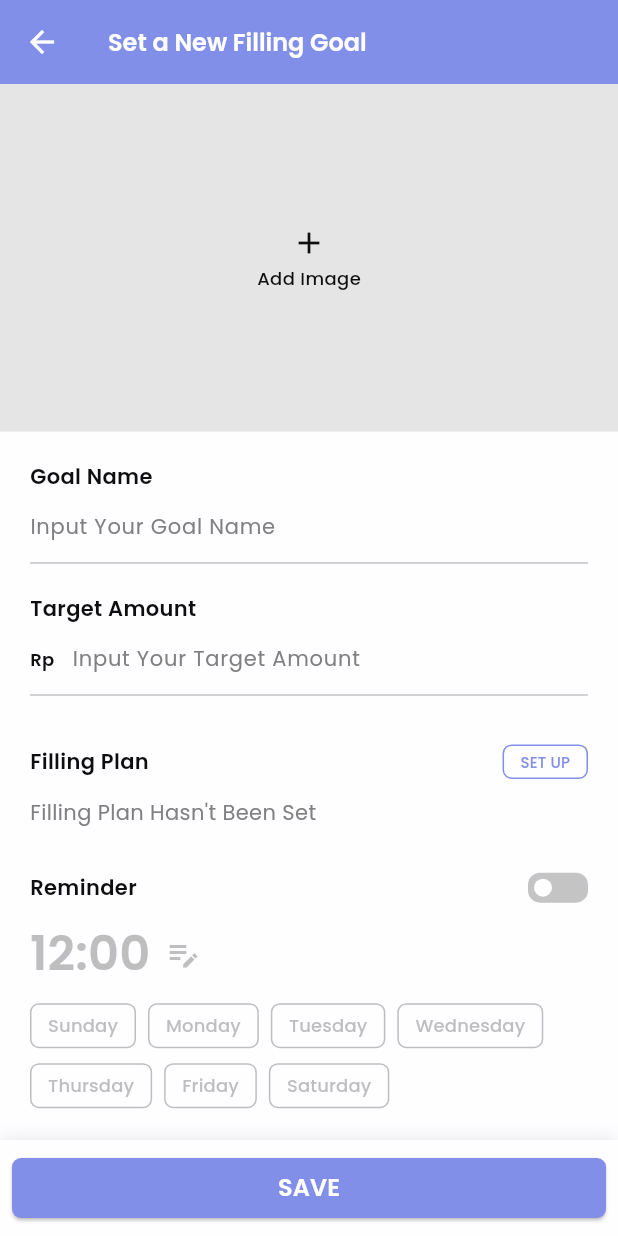
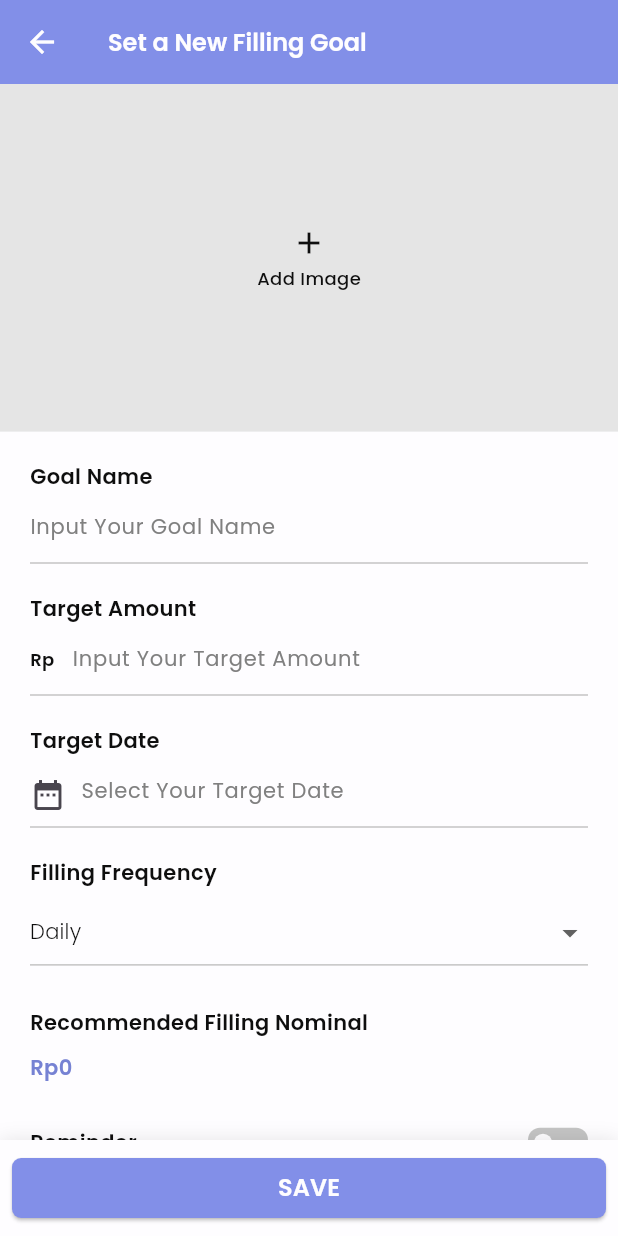
Before and after one commit to riikuid/mobile_challengein, a Flutter app: the CreateSavingPage screen opened directly, on a phone screen of 412 x 824 dp. Run offline on Flutter 3.47's test engine with Material 3 defaults, Android fonts, the phone set to English and light mode, and no system bars; our stand-ins replace currency_text_input_formatter, flutter_svg, fluttertoast, google_fonts, image_picker, percent_indicator and 1 more; network calls fail.

Commit message:
without filling plan

```diff
--- a/lib/screen/savings/create_saving_page.dart
+++ b/lib/screen/savings/create_saving_page.dart
@@ -2,9 +2,12 @@ import 'dart:io';
 import 'package:flutter/material.dart';
 import 'package:fluttertoast/fluttertoast.dart';
 import 'package:image_picker/image_picker.dart';
+import 'package:intl/intl.dart';
 import 'package:mobile_challengein/screen/savings/filling_plan_page.dart';
 import 'package:mobile_challengein/theme.dart';
 import 'package:mobile_challengein/widget/custom_text_field.dart';
+import 'package:mobile_challengein/widget/frequency_dropdown.dart';
+import 'package:mobile_challengein/widget/primary_button.dart';
 import 'package:mobile_challengein/widget/set_reminder_widget.dart';
 
 class CreateSavingPage extends StatefulWidget {
@@ -16,6 +19,14 @@ class CreateSavingPage extends StatefulWidget {
 
 class _CreateSavingPageState extends State<CreateSavingPage> {
   // DATE PICKER
+  DateTime todayDate = DateTime.now();
+  late DateTime allowedSelectDate;
+  late DateTime dateValue;
+  late String frequencyString;
+  late int frequencyValue;
+  late int resultNominal;
+
+  // TIME PICKER
   TimeOfDay defaultTime = const TimeOfDay(hour: 12, minute: 0);
   Future displayTimePicker(BuildContext context) async {
     var time = await showTimePicker(context: context, initialTime: defaultTime);
@@ -40,9 +51,11 @@ class _CreateSavingPageState extends State<CreateSavingPage> {
   final TextEditingController goalNameController =
       TextEditingController(text: "");
   final targetAmountController = TextEditingController(text: "");
+  TextEditingController dateController = TextEditingController(text: "");
 
   late File _image;
   final picker = ImagePicker();
+
   //Image Picker function to get image from gallery
   Future getImageFromGallery() async {
     final pickedFile = await picker.pickImage(source: ImageSource.gallery);
@@ -54,10 +67,52 @@ class _CreateSavingPageState extends State<CreateSavingPage> {
     });
   }
 
+  int getFrequencyValue(String value) {
+    int frequencyValue;
+
+    switch (value) {
+      case 'Daily':
+        frequencyValue = 1;
+        break;
+      case 'Weekly':
+        frequencyValue = 7;
+        break;
+      case 'Monthly':
+        frequencyValue = 30;
+        break;
+      default:
+        frequencyValue = 1;
+    }
+
+    return frequencyValue;
+  }
+
   @override
   void initState() {
+    dateValue = DateTime(todayDate.year, todayDate.month, todayDate.day + 1);
+    frequencyString = 'Daily';
+    frequencyValue = getFrequencyValue(frequencyString);
+    resultNominal = 0;
+    allowedSelectDate =
+        DateTime(todayDate.year, todayDate.month, todayDate.day + 1);
     _image = File("");
     super.initState();
+  }
+
+  void calculateResult() {
+    int amount = int.parse(targetAmountController.text.replaceAll(",", ""));
+    if (dateController.text.isNotEmpty) {
+      int differentDay = dateValue.difference(todayDate).inDays;
+      if (frequencyValue > differentDay) {
+        setState(() {
+          resultNominal = amount;
+        });
+      } else {
+        setState(() {
+          resultNominal = amount ~/ (differentDay ~/ frequencyValue);
+        });
+      }
+    }
   }
 
   @override
@@ -177,27 +232,6 @@ class _CreateSavingPageState extends State<CreateSavingPage> {
               child: Column(
                 crossAxisAlignment: CrossAxisAlignment.start,
                 children: [
-                  // DropdownMenu<String>(
-                  //   hintText: "Select Your Filling Frequency",
-                  //   // initialSelection: fillingFrequencyItem.first,
-                  //   expandedInsets: const EdgeInsets.all(0),
-                  //   menuStyle: MenuStyle(
-                  //     side: MaterialStatePropertyAll(
-                  //       BorderSide.none,
-                  //     ),
-                  //   ),
-                  //   onSelected: (String? value) {
-                  //     // This is called when the user selects an item.
-                  //     setState(() {
-                  //       // dropdownValue = value!;
-                  //     });
-                  //   },
-                  //   dropdownMenuEntries: fillingFrequencyItem
-                  //       .map<DropdownMenuEntry<String>>((String value) {
-                  //     return DropdownMenuEntry<String>(
-                  //         value: value, label: value);
-                  //   }).toList(),
-                  // ),
                   CustomTextField(
                     controller: goalNameController,
                     labelText: "Goal Name",
@@ -211,6 +245,9 @@ class _CreateSavingPageState extends State<CreateSavingPage> {
                     onCompleted: () {
                       // String value = targetAmountController.text;
                       // print(int.parse(value.replaceAll(",", "")));
+                      if (targetAmountController.text.isNotEmpty) {
+                        calculateResult();
+                      }
                     },
                     controller: targetAmountController,
                     labelText: "Target Amount",
@@ -230,62 +267,85 @@ class _CreateSavingPageState extends State<CreateSavingPage> {
                   const SizedBox(
                     height: 20,
                   ),
-                  Row(
-                    mainAxisAlignment: MainAxisAlignment.spaceBetween,
-                    crossAxisAlignment: CrossAxisAlignment.center,
-                    children: [
-                      Text(
-                        "Filling Plan",
-                        style: labelLargeTextStyle.copyWith(
-                          fontWeight: semibold,
-                        ),
+                  CustomTextField(
+                    controller: dateController,
+                    labelText: "Target Date",
+                    hintText: "Select Your Target Date",
+                    isCurrency: true,
+                    prefix: const Padding(
+                      padding: EdgeInsets.only(
+                        right: 12.0,
+                        bottom: 4,
                       ),
-                      TextButton(
-                        onPressed: () {
-                          if (targetAmountController.text.isNotEmpty) {
-                            Navigator.push(
-                                context,
-                                MaterialPageRoute(
-                                  builder: (context) => FillingPlanPage(
-                                      targetAmount: int.parse(
-                                          targetAmountController.text
-                                              .replaceAll(",", ""))),
-                                ));
-                          } else {
-                            Fluttertoast.showToast(
-                              msg: "Target Amount Shouldn't Be Empty",
-                              timeInSecForIosWeb: 1,
-                              fontSize: 14.0,
-                            );
-                          }
+                      child: Icon(Icons.date_range),
+                    ),
+                    keyboardType: TextInputType.number,
+                    isPicker: true,
+                    pickerFunction: () async {
+                      DateTime? pickedDate = await showDatePicker(
+                        context: context,
+                        initialDate: dateValue,
+                        firstDate: allowedSelectDate,
+                        lastDate: DateTime(2050),
+                        builder: (context, child) {
+                          return Theme(
+                            data: ThemeData.light().copyWith(
+                              colorScheme: ColorScheme.dark(
+                                primary: primaryColor500,
+                                onPrimary: whiteColor,
+                                surface: primaryColor50,
+                                onSurface: blackColor,
+                                onInverseSurface: blackColor,
+                              ),
+                            ),
+                            child: child!,
+                          );
                         },
-                        style: TextButton.styleFrom(
-                          minimumSize: const Size(50, 23),
-                          maximumSize: const Size(100, 23),
-                          padding: const EdgeInsets.symmetric(
-                            horizontal: 12,
-                            vertical: 0,
-                          ),
-                          side: BorderSide(
-                            color: primaryColor500,
-                          ),
-                          shape: RoundedRectangleBorder(
-                            borderRadius: BorderRadius.circular(6.0),
-                          ),
-                        ),
-                        child: Text(
-                          "SET UP",
-                          style: labelSmallTextStyle.copyWith(
-                            color: primaryColor500,
-                          ),
-                        ),
-                      )
-                    ],
+                      );
+                      if (pickedDate != null) {
+                        dateValue = pickedDate;
+                        String formattedDate =
+                            DateFormat('dd MMMM yyyy').format(pickedDate);
+
+                        dateController.text = formattedDate;
+                        if (targetAmountController.text.isNotEmpty) {
+                          calculateResult();
+                        }
+                      } else {}
+                    },
+                  ),
+                  const SizedBox(
+                    height: 20,
+                  ),
+                  FrequencyDropdown(
+                    selectedValue: frequencyString,
+                    onSelectedItem: (value) {
+                      setState(() {
+                        frequencyString = value!;
+                        frequencyValue = getFrequencyValue(value);
+                      });
+                      if (targetAmountController.text.isNotEmpty) {
+                        calculateResult();
+                      }
+                    },
+                  ),
+                  const SizedBox(
+                    height: 20,
                   ),
                   Text(
-                    "Filling Plan Hasn't Been Set",
-                    style: paragraphNormalTextStyle.copyWith(
-                      color: subtitleTextColor,
+                    "Recommended Filling Nominal",
+                    style: labelLargeTextStyle.copyWith(
+                      fontWeight: semibold,
+                    ),
+                  ),
+                  const SizedBox(
+                    height: 10,
+                  ),
+                  Text(
+                    "Rp${NumberFormat('#,##0').format(resultNominal)}",
+                    style: labelLargeTextStyle.copyWith(
+                      fontWeight: semibold,
+                      color: primaryColor600,
                     ),
                   ),
                   const SizedBox(
@@ -320,28 +380,9 @@ class _CreateSavingPageState extends State<CreateSavingPage> {
         ),
         child: Padding(
           padding: const EdgeInsets.all(8.0),
-          child: ElevatedButton(
+          child: PrimaryButton(
+            text: "SAVE",
             onPressed: () {},
-            style: ElevatedButton.styleFrom(
-              shape: const RoundedRectangleBorder(
-                borderRadius: BorderRadius.all(
-                  Radius.circular(6.0),
-                ),
-              ),
-              backgroundColor: primaryColor500,
-              minimumSize: const Size(
-                double.infinity,
-                40,
-              ),
-            ),
-            child: Text(
-              "SAVE",
-              style: headingNormalTextStyle.copyWith(
-                color: whiteColor,
-                fontWeight: semibold,
-                fontSize: 16,
-              ),
-            ),
           ),
         ),
       ),
--- a/lib/theme.dart
+++ b/lib/theme.dart
@@ -63,7 +63,7 @@ FontWeight semibold = FontWeight.w600;
 FontWeight bold = FontWeight.w700;
 
 // SHADOW
-BoxShadow defaultShadow = BoxShadow(
+BoxShadow defaultShadow = const BoxShadow(
   color: Color(0x19000000),
   blurRadius: 10,
   offset: Offset(0, 0),
--- /dev/null
+++ b/lib/widget/primary_button.dart
@@ -0,0 +1,41 @@
+// ignore_for_file: public_member_api_docs, sort_constructors_first
+import 'package:flutter/material.dart';
+
+import 'package:mobile_challengein/theme.dart';
+
+class PrimaryButton extends StatelessWidget {
+  final String text;
+  final VoidCallback onPressed;
+  const PrimaryButton({
+    super.key,
+    required this.text,
+    required this.onPressed,
+  });
+
+  @override
+  Widget build(BuildContext context) {
+    return ElevatedButton(
+      onPressed: onPressed,
+      style: ElevatedButton.styleFrom(
+        shape: const RoundedRectangleBorder(
+          borderRadius: BorderRadius.all(
+            Radius.circular(6.0),
+          ),
+        ),
+        backgroundColor: primaryColor500,
+        minimumSize: const Size(
+          double.infinity,
+          40,
+        ),
+      ),
+      child: Text(
+        text,
+        style: headingNormalTextStyle.copyWith(
+          color: whiteColor,
+          fontWeight: semibold,
+          fontSize: 16,
+        ),
+      ),
+    );
+  }
+}
```
Also changed, not shown: lib/screen/dashboard/home_page.dart (+25 -10 lines), lib/screen/savings/filling_plan_page.dart (+30 -3 lines), lib/screen/savings/select_date_filling_plan_page.dart (+52 -26 lines).
